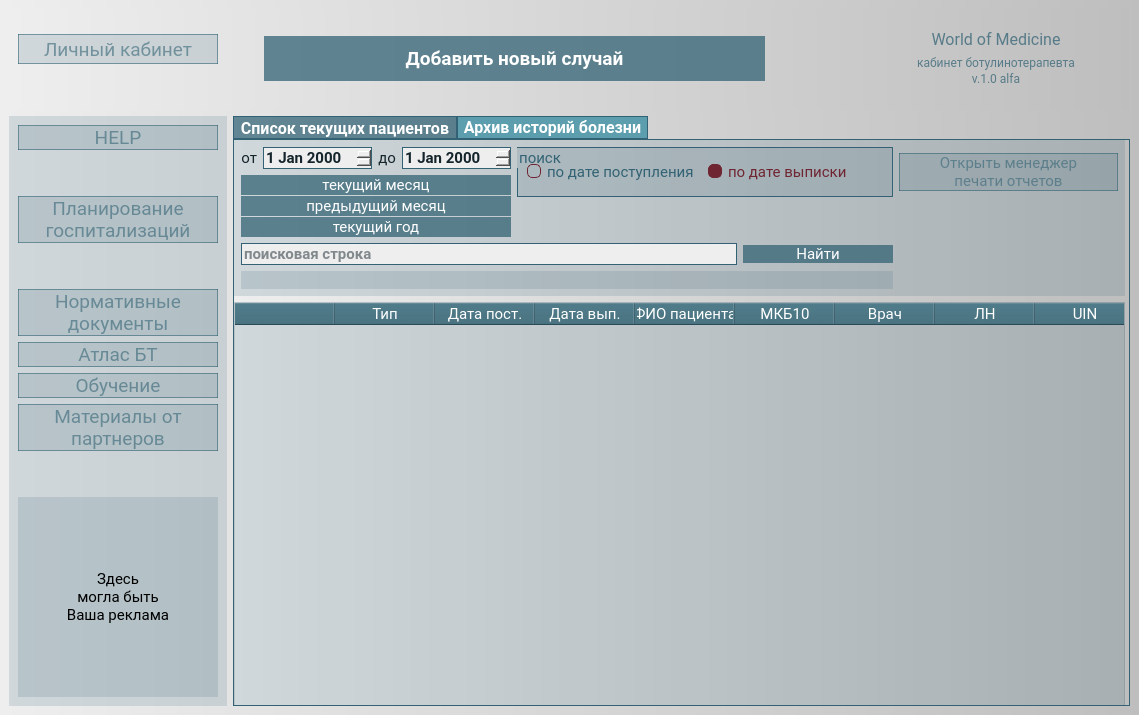
First picture: the form in wom/GUI/UI/bta_MainMenu.ui, repository Spike2250/WoM, before the edit.
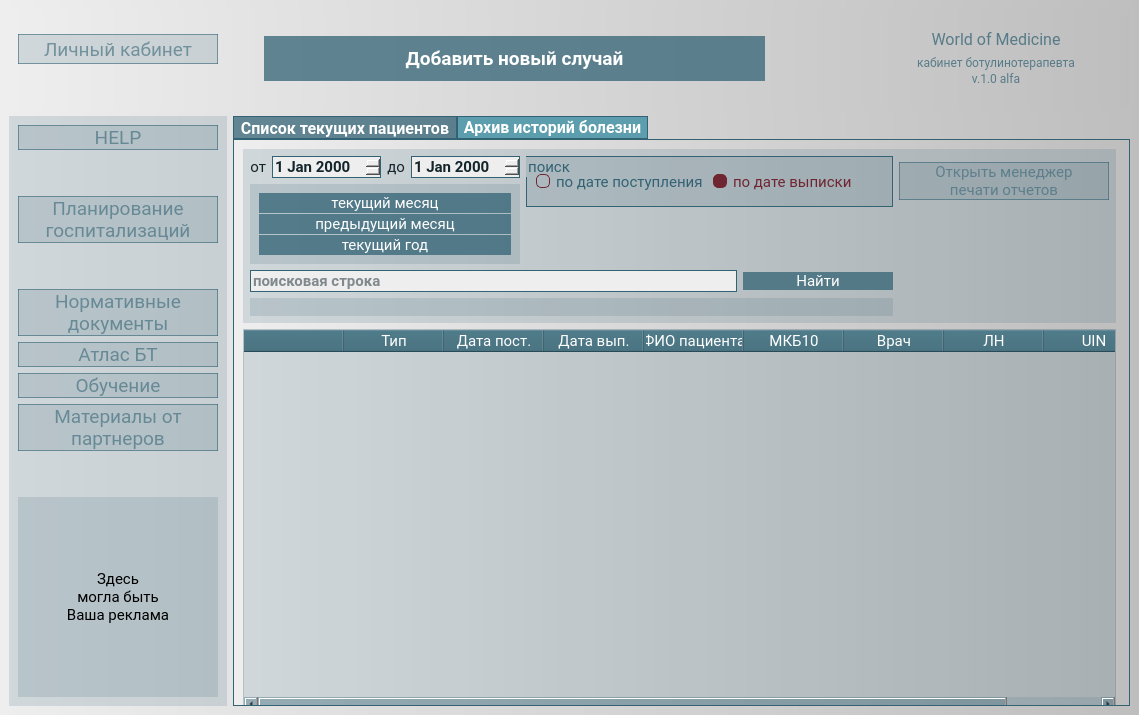
Second picture: the form after the edit. The open tabs and pages were chosen to show the change. Icons and pictures are not drawn.

```diff
--- a/wom/GUI/UI/bta_MainMenu.ui
+++ b/wom/GUI/UI/bta_MainMenu.ui
@@ -2950,7 +2950,7 @@
          <attribute name="title">
           <string>Архив историй болезни</string>
          </attribute>
-         <widget class="QWidget" name="layoutWidget">
+         <widget class="QFrame" name="frame_archive">
           <property name="geometry">
            <rect>
             <x>0</x>
@@ -3746,6 +3746,7 @@
                </layout>
               </item>
               <item row="1" column="0" rowspan="3">
+               <widget class="QFrame" name="change_dates">
                <layout class="QVBoxLayout" name="verticalLayout_3">
                 <property name="spacing">
                  <number>1</number>
@@ -3868,6 +3869,7 @@
                  </widget>
                 </item>
                </layout>
+               </widget>
               </item>
              </layout>
             </widget>
```
Left out of the diff: 10 changed lines with no effect on the pictures. Lines whose indentation alone changed are shown as unchanged.
